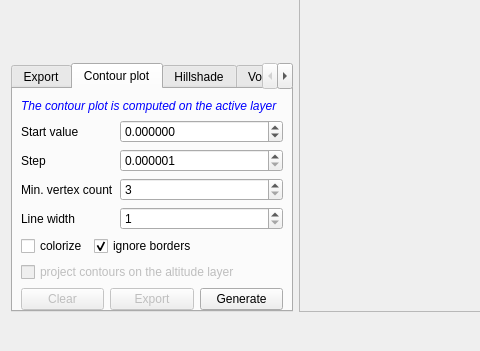
First picture: the form in qCC/ui_templates/rasterizeDlg.ui, repository CloudCompare/CloudCompare, before the edit; both pictures show x 0 to 480 and y 522 to 873 of the 1024 by 873 pixel window.
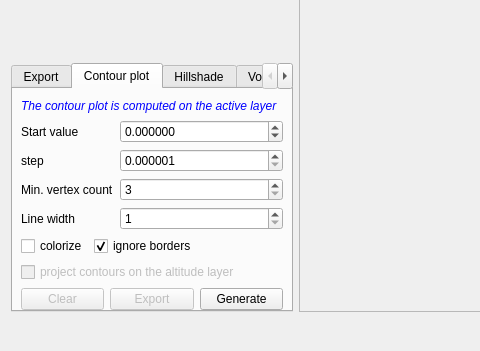
Second picture: the form after the edit. The open tabs and pages were chosen to show the change.

Commit message: Merge Strings with equal context.

Diff of the .ui file:
```diff
--- a/qCC/ui_templates/rasterizeDlg.ui
+++ b/qCC/ui_templates/rasterizeDlg.ui
@@ -670,7 +670,7 @@
               <item row="1" column="0">
                <widget class="QLabel" name="label_10">
                 <property name="text">
-                 <string>Step</string>
+                 <string>step</string>
                 </property>
                </widget>
               </item>
```
